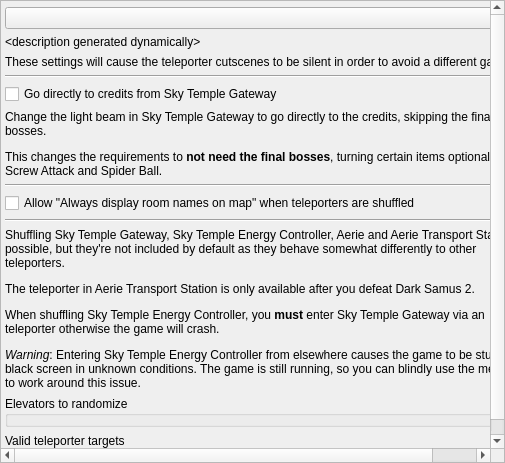
Before: the Qt Designer form randovania/games/prime2_dev/gui/ui_files/preset_teleporters_prime2.ui in randovania/randovania, drawn with Qt 5.
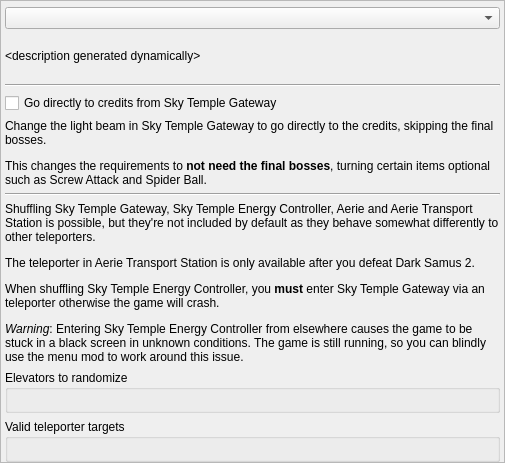
After: the same form once the commit is applied. Custom widgets are drawn as their Qt base class.

Patch:
```diff
--- a/randovania/games/prime2_dev/gui/ui_files/preset_teleporters_prime2.ui
+++ b/randovania/games/prime2_dev/gui/ui_files/preset_teleporters_prime2.ui
@@ -43,8 +43,8 @@
         <rect>
          <x>0</x>
          <y>0</y>
-         <width>524</width>
-         <height>471</height>
+         <width>503</width>
+         <height>461</height>
         </rect>
        </property>
        <layout class="QVBoxLayout" name="teleporters_layout">
@@ -76,13 +76,6 @@
           </property>
          </widget>
         </item>
-        <item>
-         <widget class="QLabel" name="teleporters_help_sound_bug_label">
-          <property name="text">
-           <string>These settings will cause the teleporter cutscenes to be silent in order to avoid a different game bug.</string>
-          </property>
-         </widget>
-        </item>
         <item>
          <widget class="Line" name="teleporters_line_2">
           <property name="orientation">
@@ -117,20 +110,6 @@
           </property>
          </widget>
         </item>
-        <item>
-         <widget class="QCheckBox" name="teleporters_allow_unvisited_names_check">
-          <property name="text">
-           <string>Allow &quot;Always display room names on map&quot; when teleporters are shuffled</string>
-          </property>
-         </widget>
-        </item>
-        <item>
-         <widget class="Line" name="teleporters_line_3">
-          <property name="orientation">
-           <enum>Qt::Horizontal</enum>
-          </property>
-         </widget>
-        </item>
         <item>
          <widget class="QLabel" name="teleporters_help_list_label">
           <property name="text">
```
